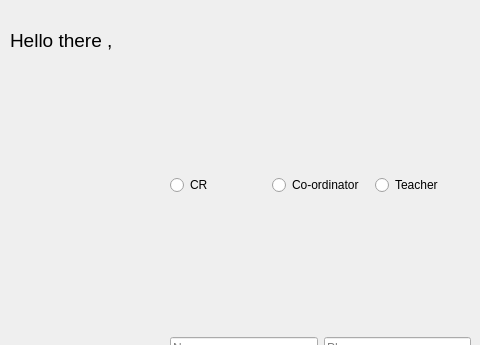
This is signupdialog.ui in prazzx/Kakshya as Qt 5 draws it before an edit; both pictures show x 0 to 480 and y 0 to 345 of the 1200 by 900 pixel window. The edited form follows.
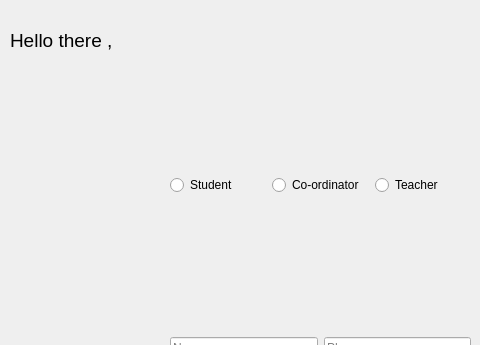
This is the edited form.

Diff of the .ui file:
```diff
--- a/signupdialog.ui
+++ b/signupdialog.ui
@@ -26,7 +26,7 @@
     <item>
      <widget class="QRadioButton" name="radioButtonCR">
       <property name="text">
-       <string>CR</string>
+       <string>Student</string>
       </property>
       <attribute name="buttonGroup">
        <string notr="true">buttonGroup</string>
```
